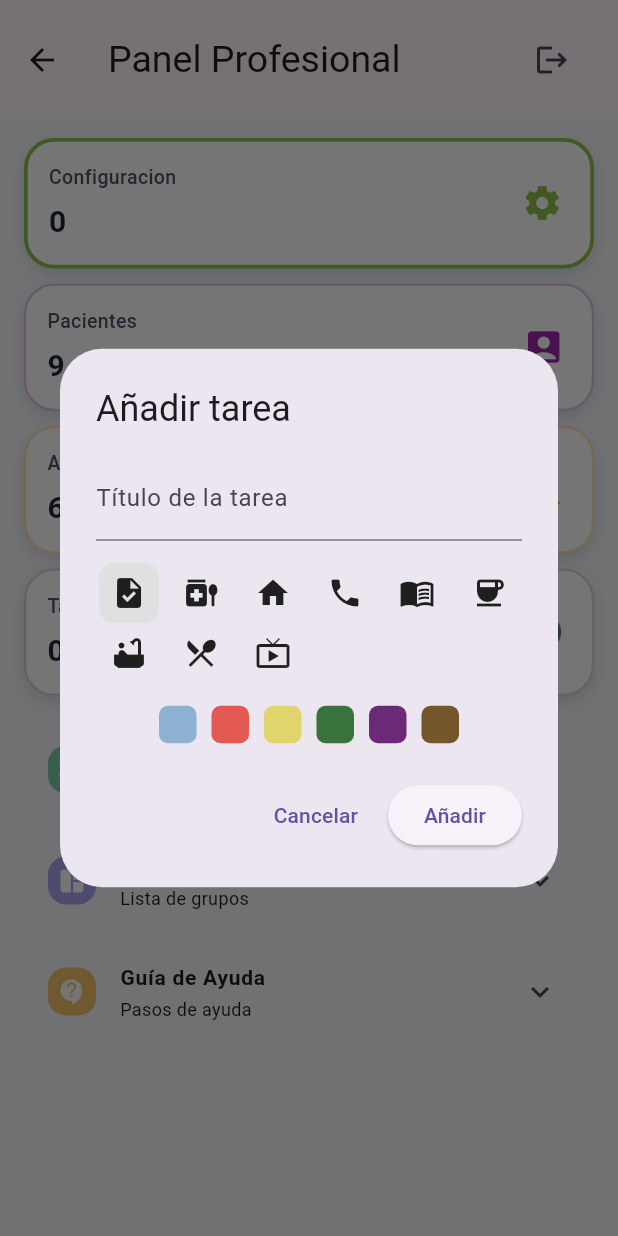
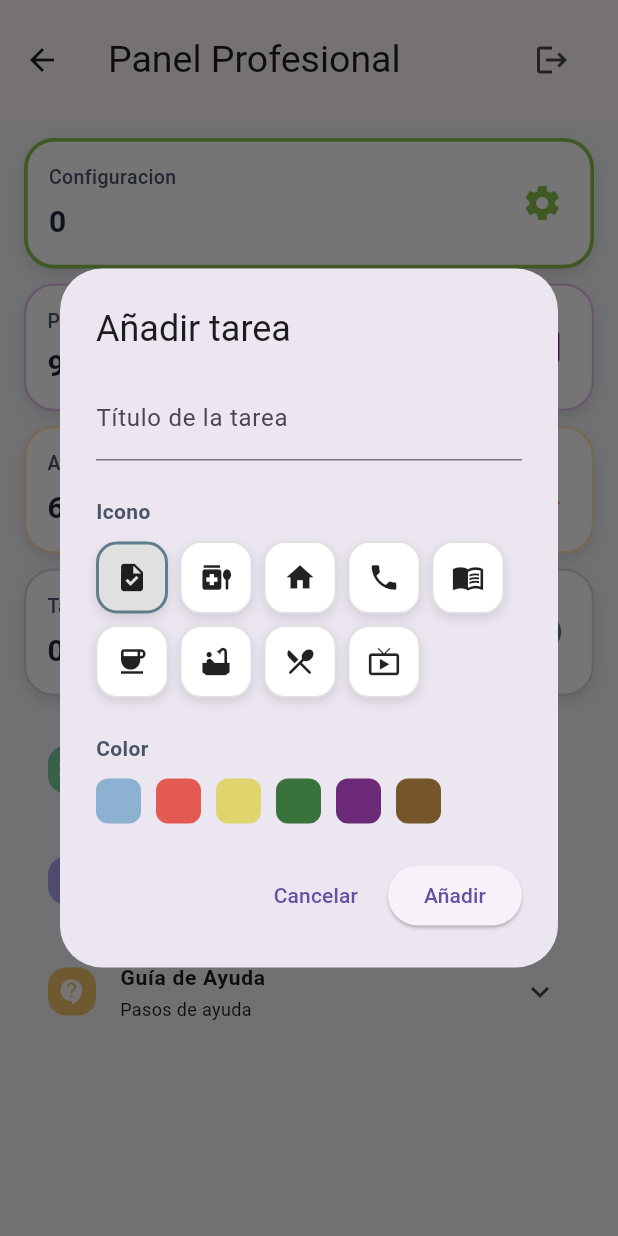
Before and after one commit to albaboo/emm-frontend, a Flutter app: the FormScreen screen opened directly, after a tap on the "add" icon, on a phone screen of 412 x 824 dp. Run offline on Flutter 3.47's test engine with Material 3 defaults, Android fonts, the phone set to English and light mode, and no system bars; our stand-ins replace dio, dropdown_search, shared_preferences; accounts and stored records are empty; network calls fail.

Commit message:
feat(form): mejorar modal de añadir tarea con diseño responsivo y validación
* Añadir diseño responsivo para móviles en el diálogo
* Mejorar UI de selección de iconos y colores
* Agregar validación de título obligatorio
* Evitar uso de context si el widget no está montado

```diff
--- a/lib/features/medical/widgets/form_screen.dart
+++ b/lib/features/medical/widgets/form_screen.dart
@@ -53,6 +53,9 @@ class _FormScreenState extends State<FormScreen> {
   }
 
   void _openAddTaskDialog() {
+    final screenWidth = MediaQuery.of(context).size.width;
+    final isMobile = screenWidth < _mobileBreakpoint;
+
     showDialog(
       context: context,
       builder: (context) {
@@ -60,8 +63,12 @@ class _FormScreenState extends State<FormScreen> {
           builder: (context, setStateDialog) {
             return AlertDialog(
               title: const Text("Añadir tarea"),
-              content: Column(
+              content: SizedBox(
+                width: isMobile ? screenWidth * 0.9 : 560,
+                child: SingleChildScrollView(
+                  child: Column(
                     mainAxisSize: MainAxisSize.min,
+                    crossAxisAlignment: CrossAxisAlignment.start,
                     children: [
                       TextField(
                         controller: _taskController,
@@ -69,46 +76,82 @@ class _FormScreenState extends State<FormScreen> {
                           labelText: "Título de la tarea",
                         ),
                       ),
-                  const SizedBox(height: 15),
-
+                      const SizedBox(height: 24),
+                      const Text(
+                        "Icono",
+                        style: TextStyle(
+                          fontSize: 14,
+                          fontWeight: FontWeight.w600,
+                          color: Color(0xFF4A5568),
+                        ),
+                      ),
+                      const SizedBox(height: 10),
                       Wrap(
                         spacing: 8,
+                        runSpacing: 8,
                         children: _icons.map((icon) {
+                          final selected = _selectedIcon == icon;
+
                           return GestureDetector(
                             onTap: () {
                               setStateDialog(() => _selectedIcon = icon);
                             },
                             child: Container(
-                          padding: const EdgeInsets.all(8),
+                              width: 48,
+                              height: 48,
+                              alignment: Alignment.center,
                               decoration: BoxDecoration(
-                            color: _selectedIcon == icon
+                                color: selected
                                     ? Colors.grey.shade300
-                                : Colors.transparent,
-                            borderRadius: BorderRadius.circular(10),
+                                    : Colors.white,
+                                borderRadius: BorderRadius.circular(14),
+                                border: Border.all(
+                                  color: selected
+                                      ? Colors.blueGrey
+                                      : Colors.black12,
+                                  width: selected ? 2 : 1,
                                 ),
-                          child: Icon(icon),
+                                boxShadow: const [
+                                  BoxShadow(
+                                    color: Colors.black12,
+                                    blurRadius: 6,
+                                    offset: Offset(0, 3),
+                                  ),
+                                ],
+                              ),
+                              child: Icon(icon, size: 22),
                             ),
                           );
                         }).toList(),
                       ),
-
-                  const SizedBox(height: 15),
-
+                      const SizedBox(height: 24),
+                      const Text(
+                        "Color",
+                        style: TextStyle(
+                          fontSize: 14,
+                          fontWeight: FontWeight.w600,
+                          color: Color(0xFF4A5568),
+                        ),
+                      ),
+                      const SizedBox(height: 10),
                       Wrap(
                         spacing: 10,
+                        runSpacing: 10,
                         children: _colors.map((color) {
+                          final selected = _selectedColor == color;
+
                           return GestureDetector(
                             onTap: () {
                               setStateDialog(() => _selectedColor = color);
                             },
                             child: Container(
-                          width: 25,
-                          height: 25,
+                              width: 30,
+                              height: 30,
                               decoration: BoxDecoration(
                                 color: color,
-                            borderRadius: BorderRadius.circular(6),
+                                borderRadius: BorderRadius.circular(8),
                                 border: Border.all(
-                              color: _selectedColor == color
+                                  color: selected
                                       ? Colors.black
                                       : Colors.transparent,
                                   width: 2,
@@ -120,6 +163,8 @@ class _FormScreenState extends State<FormScreen> {
                       ),
                     ],
                   ),
+                ),
+              ),
               actions: [
                 TextButton(
                   onPressed: () => Navigator.pop(context),
@@ -127,6 +172,15 @@ class _FormScreenState extends State<FormScreen> {
                 ),
                 ElevatedButton(
                   onPressed: () async {
+                    if (_taskController.text.trim().isEmpty) {
+                      ScaffoldMessenger.of(context).showSnackBar(
+                        const SnackBar(
+                          content: Text("El título de la tarea es obligatorio"),
+                        ),
+                      );
+                      return;
+                    }
+
                     final task = TypeTask(
                       title: _taskController.text,
                       icon: _selectedIcon.codePoint.toString(),
@@ -137,6 +191,7 @@ class _FormScreenState extends State<FormScreen> {
                       task.toJson(),
                     );
 
+                    if (!context.mounted) return;
                     _taskController.clear();
                     Navigator.pop(context);
                   },
```
Lines whose indentation alone changed are shown as unchanged.
